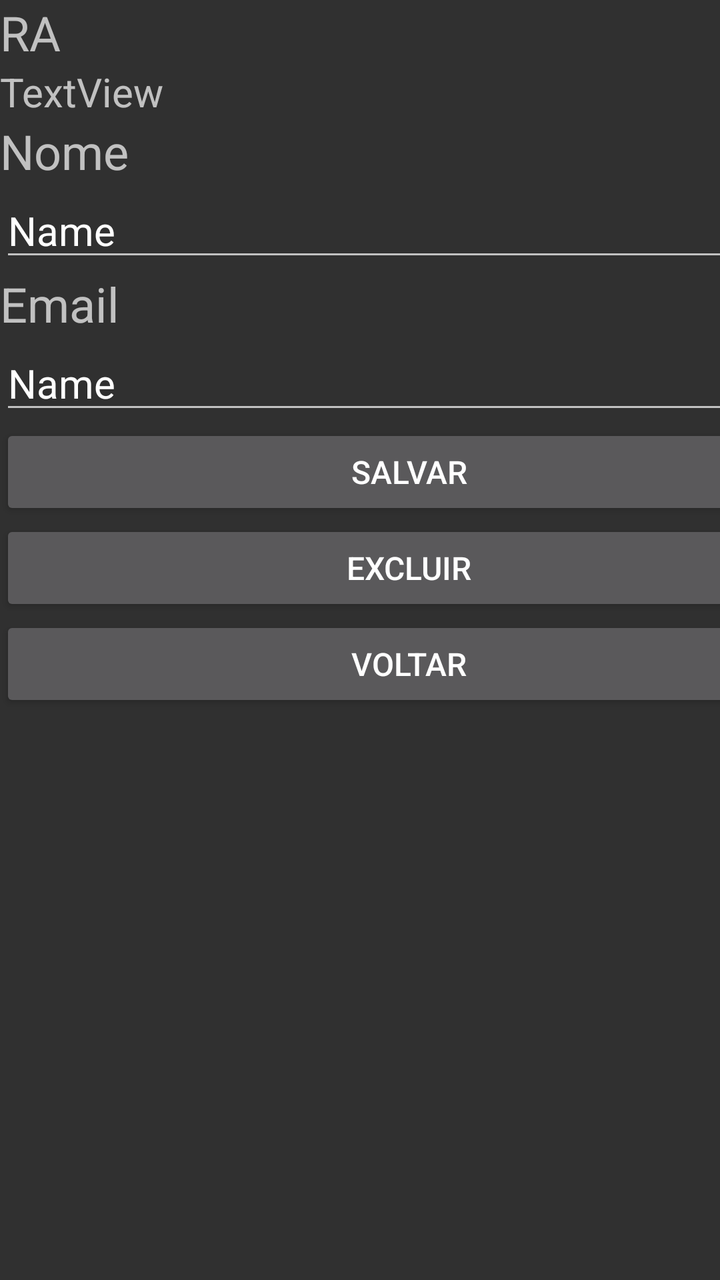
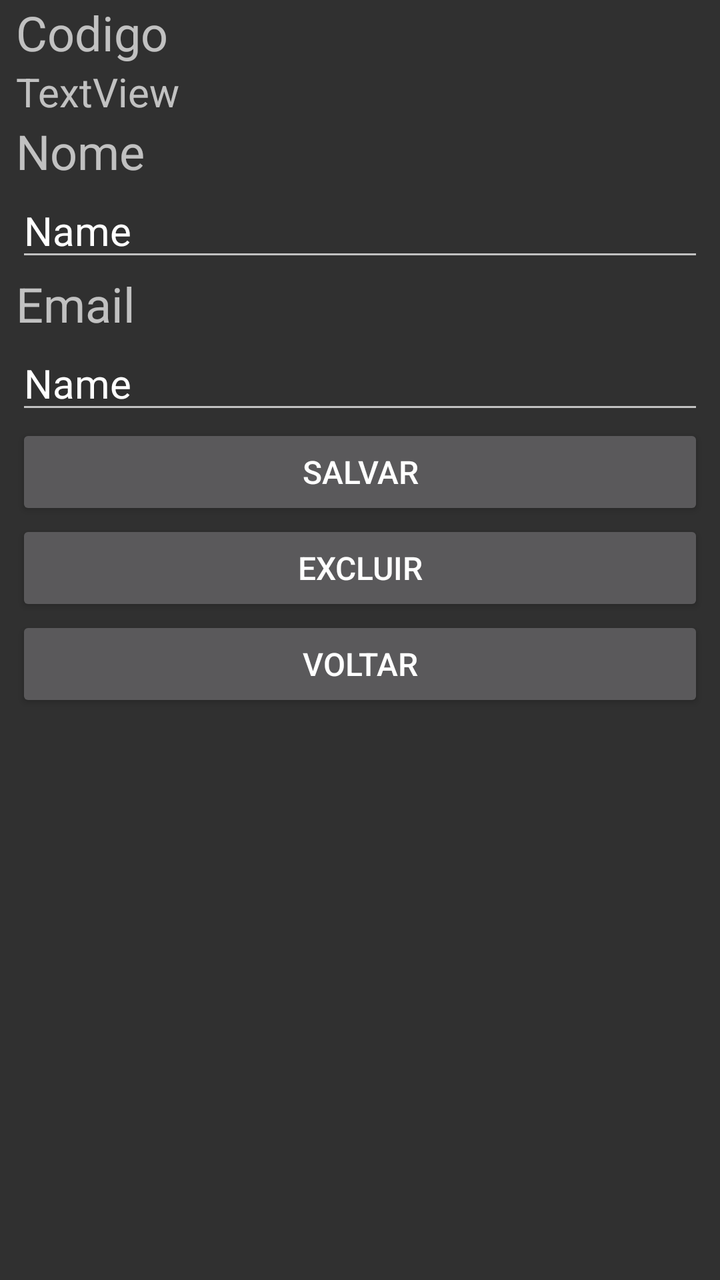

Two renders of the same Android screen: before a commit and after it. Below are the layout's source before the change and the commit's diff.
<!-- AndroidManifest.xml: application theme Theme.AppCompat -->
<!-- res/layout/activity_manutencao.xml -->
<?xml version="1.0" encoding="utf-8"?>
<androidx.constraintlayout.widget.ConstraintLayout xmlns:android="http://schemas.android.com/apk/res/android"
    xmlns:app="http://schemas.android.com/apk/res-auto"
    xmlns:tools="http://schemas.android.com/tools"
    android:id="@+id/main"
    android:layout_width="match_parent"
    android:layout_height="match_parent"
    tools:context=".ManutencaoActivity">

    <LinearLayout
        android:layout_width="409dp"
        android:layout_height="729dp"
        android:orientation="vertical"
        tools:layout_editor_absoluteX="1dp"
        tools:layout_editor_absoluteY="1dp">

        <TextView
            android:id="@+id/textView4"
            android:layout_width="match_parent"
            android:layout_height="wrap_content"
            android:text="RA"
            android:textSize="24sp" />

        <TextView
            android:id="@+id/txtCodigo"
            android:layout_width="match_parent"
            android:layout_height="wrap_content"
            android:text="TextView"
            android:textSize="20sp" />

        <TextView
            android:id="@+id/textView5"
            android:layout_width="match_parent"
            android:layout_height="wrap_content"
            android:text="Nome"
            android:textSize="24sp" />

        <EditText
            android:id="@+id/edtNomeManu"
            android:layout_width="match_parent"
            android:layout_height="wrap_content"
            android:ems="10"
            android:hint="Sem nome"
            android:inputType="text"
            android:text="Name"
            android:textSize="20sp" />

        <TextView
            android:id="@+id/textView6"
            android:layout_width="match_parent"
            android:layout_height="wrap_content"
            android:text="Email"
            android:textSize="24sp" />

        <EditText
            android:id="@+id/edtEmailManu"
            android:layout_width="match_parent"
            android:layout_height="wrap_content"
            android:ems="10"
            android:hint="Sem email"
            android:inputType="text"
            android:text="Name"
            android:textSize="20sp" />

        <Button
            android:id="@+id/btnAlterar"
            android:layout_width="match_parent"
            android:layout_height="wrap_content"
            android:text="Salvar"
            android:textSize="16sp" />

        <Button
            android:id="@+id/btnExcluir"
            android:layout_width="match_parent"
            android:layout_height="wrap_content"
            android:text="Excluir"
            android:textSize="16sp" />

        <Button
            android:id="@+id/btnSairManu"
            android:layout_width="match_parent"
            android:layout_height="wrap_content"
            android:text="Voltar"
            android:textSize="16sp" />

    </LinearLayout>
</androidx.constraintlayout.widget.ConstraintLayout>
<!-- resources referenced by this layout -->
<resources>

</resources>

<!-- the commit's change to res/layout/activity_manutencao.xml (unified diff, before → after) -->
@@ -8,17 +8,21 @@
     tools:context=".ManutencaoActivity">
 
     <LinearLayout
-        android:layout_width="409dp"
-        android:layout_height="729dp"
+        android:layout_width="0dp"
+        android:layout_height="0dp"
+        android:layout_marginStart="8dp"
+        android:layout_marginEnd="8dp"
         android:orientation="vertical"
-        tools:layout_editor_absoluteX="1dp"
-        tools:layout_editor_absoluteY="1dp">
+        app:layout_constraintBottom_toBottomOf="parent"
+        app:layout_constraintEnd_toEndOf="parent"
+        app:layout_constraintStart_toStartOf="parent"
+        app:layout_constraintTop_toTopOf="parent">
 
         <TextView
             android:id="@+id/textView4"
             android:layout_width="match_parent"
             android:layout_height="wrap_content"
-            android:text="RA"
+            android:text="Codigo"
             android:textSize="24sp" />
 
         <TextView
@@ -63,10 +67,11 @@
             android:textSize="20sp" />
 
         <Button
-            android:id="@+id/btnAlterar"
+            android:id="@+id/btnSalvar"
             android:layout_width="match_parent"
             android:layout_height="wrap_content"
             android:text="Salvar"
+            android:textColor="@color/texto_claro"
             android:textSize="16sp" />
 
         <Button
@@ -74,6 +79,7 @@
             android:layout_width="match_parent"
             android:layout_height="wrap_content"
             android:text="Excluir"
+            android:textColor="@color/texto_claro"
             android:textSize="16sp" />
 
         <Button
@@ -81,6 +87,7 @@
             android:layout_width="match_parent"
             android:layout_height="wrap_content"
             android:text="Voltar"
+            android:textColor="@color/texto_claro"
             android:textSize="16sp" />
 
     </LinearLayout>
<!-- resource entries referenced after the edit -->
@@ -1,5 +1,5 @@
 <!-- resources referenced by this layout -->
 <resources>
-
+  <color name="texto_claro">#FFFFFF</color>
 </resources>
 
